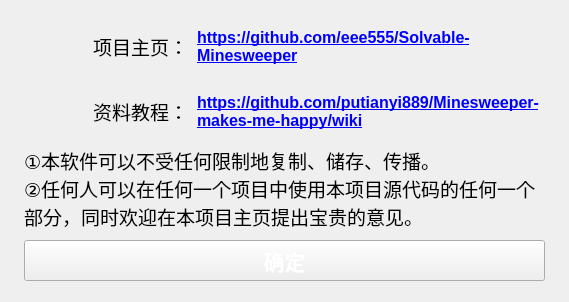
The window that uiFiles/ui_about.ui (eee555/Solvable-Minesweeper) describes before a commit, drawn with Qt 5.
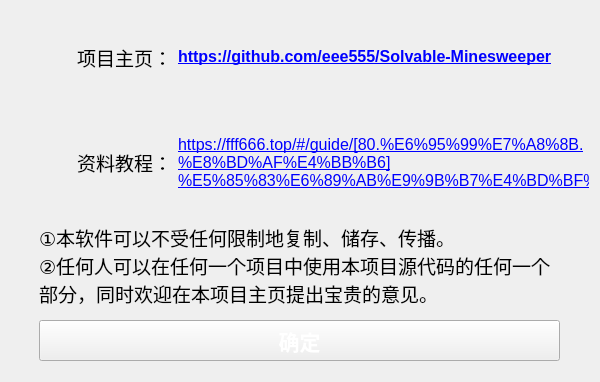
The same window after the commit. Icons and pictures are not drawn.

The edit to the form file:
```diff
--- a/uiFiles/ui_about.ui
+++ b/uiFiles/ui_about.ui
@@ -35,24 +35,6 @@
    <double>10.000000000000000</double>
   </property>
   <layout class="QVBoxLayout" name="verticalLayout">
-   <property name="spacing">
-    <number>9</number>
-   </property>
-   <property name="sizeConstraint">
-    <enum>QLayout::SetFixedSize</enum>
-   </property>
-   <property name="leftMargin">
-    <number>24</number>
-   </property>
-   <property name="topMargin">
-    <number>21</number>
-   </property>
-   <property name="rightMargin">
-    <number>24</number>
-   </property>
-   <property name="bottomMargin">
-    <number>21</number>
-   </property>
    <item>
     <layout class="QHBoxLayout" name="horizontalLayout_3" stretch="0,0,5">
      <property name="sizeConstraint">
@@ -230,7 +212,7 @@
         <enum>Qt::LeftToRight</enum>
        </property>
        <property name="text">
-        <string notr="true">&lt;html&gt;&lt;head/&gt;&lt;body&gt;&lt;p&gt;&lt;a href=&quot;https://github.com/putianyi889/Minesweeper-makes-me-happy/wiki&quot;&gt;&lt;span style=&quot; font-size:12pt; font-weight:600; text-decoration: underline; color:#0000ff;&quot;&gt;https://github.com/putianyi889/Minesweeper-makes-me-happy/wiki&lt;/span&gt;&lt;/a&gt;&lt;/p&gt;&lt;/body&gt;&lt;/html&gt;</string>
+        <string notr="true">&lt;html&gt;&lt;head/&gt;&lt;body&gt;&lt;p&gt;&lt;a href=&quot;https://fff666.top/#/guide/[80.%E6%95%99%E7%A8%8B.%E8%BD%AF%E4%BB%B6]%E5%85%83%E6%89%AB%E9%9B%B7%E4%BD%BF%E7%94%A8%E6%95%99%E7%A8%8B&quot;&gt;&lt;span style=&quot; text-decoration: underline; color:#0000ff;&quot;&gt;https://fff666.top/#/guide/[80.%E6%95%99%E7%A8%8B.%E8%BD%AF%E4%BB%B6]%E5%85%83%E6%89%AB%E9%9B%B7%E4%BD%BF%E7%94%A8%E6%95%99%E7%A8%8B&lt;/span&gt;&lt;/a&gt;&lt;/p&gt;&lt;/body&gt;&lt;/html&gt;</string>
        </property>
        <property name="textFormat">
         <enum>Qt::RichText</enum>
@@ -245,7 +227,22 @@
      </item>
     </layout>
    </item>
-   <item alignment="Qt::AlignHCenter">
+   <item>
+    <layout class="QHBoxLayout" name="horizontalLayout_2">
+     <item>
+      <spacer name="horizontalSpacer_2">
+       <property name="orientation">
+        <enum>Qt::Horizontal</enum>
+       </property>
+       <property name="sizeHint" stdset="0">
+        <size>
+         <width>40</width>
+         <height>20</height>
+        </size>
+       </property>
+      </spacer>
+     </item>
+     <item>
     <widget class="QLabel" name="label_race_label_3">
      <property name="minimumSize">
       <size>
@@ -277,7 +274,40 @@
      </property>
     </widget>
    </item>
-   <item alignment="Qt::AlignHCenter">
+     <item>
+      <spacer name="horizontalSpacer">
+       <property name="orientation">
+        <enum>Qt::Horizontal</enum>
+       </property>
+       <property name="sizeHint" stdset="0">
+        <size>
+         <width>40</width>
+         <height>20</height>
+        </size>
+       </property>
+      </spacer>
+     </item>
+    </layout>
+   </item>
+   <item>
+    <layout class="QHBoxLayout" name="horizontalLayout_4">
+     <property name="bottomMargin">
+      <number>10</number>
+     </property>
+     <item>
+      <spacer name="horizontalSpacer_4">
+       <property name="orientation">
+        <enum>Qt::Horizontal</enum>
+       </property>
+       <property name="sizeHint" stdset="0">
+        <size>
+         <width>40</width>
+         <height>20</height>
+        </size>
+       </property>
+      </spacer>
+     </item>
+     <item>
     <widget class="QPushButton" name="pushButton">
      <property name="minimumSize">
       <size>
@@ -327,6 +357,21 @@
       <bool>false</bool>
      </property>
     </widget>
+     </item>
+     <item>
+      <spacer name="horizontalSpacer_3">
+       <property name="orientation">
+        <enum>Qt::Horizontal</enum>
+       </property>
+       <property name="sizeHint" stdset="0">
+        <size>
+         <width>40</width>
+         <height>20</height>
+        </size>
+       </property>
+      </spacer>
+     </item>
+    </layout>
    </item>
   </layout>
  </widget>
```
Lines whose indentation alone changed are shown as unchanged.
